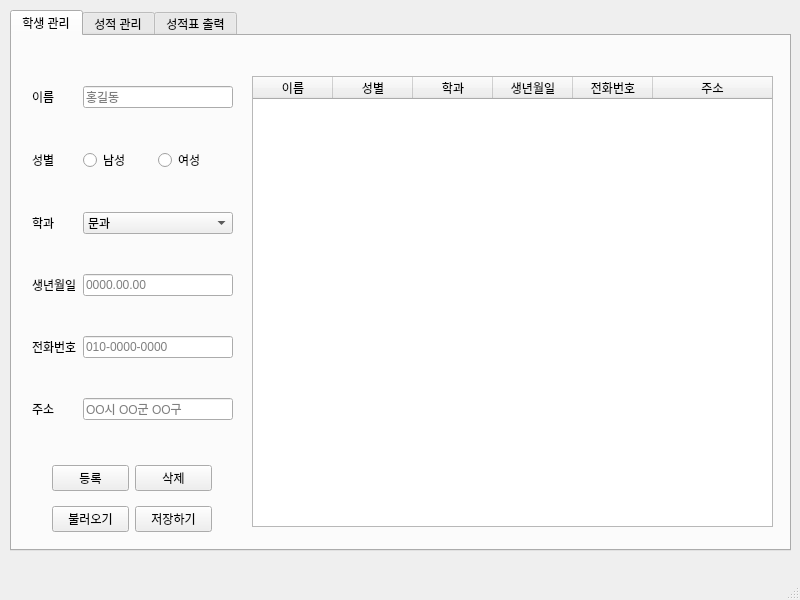
mekhanjc/student_grade_manager, file QManager/manager.ui: the form before one commit.
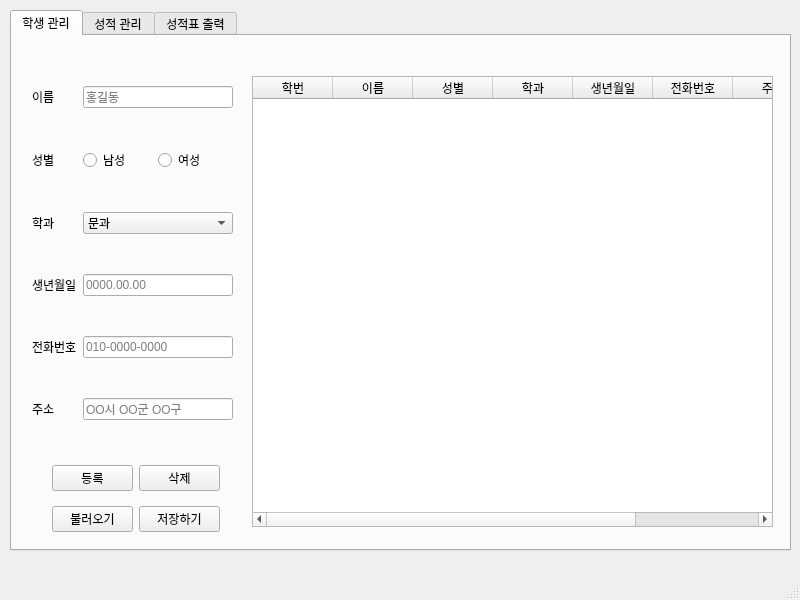
The form after the commit.

Commit message: 체크박스 추가 중앙정렬 추가

The edit to the form file:
```diff
--- a/QManager/manager.ui
+++ b/QManager/manager.ui
@@ -219,6 +219,11 @@
       <attribute name="verticalHeaderStretchLastSection">
        <bool>false</bool>
       </attribute>
+      <column>
+       <property name="text">
+        <string>학번</string>
+       </property>
+      </column>
       <column>
        <property name="text">
         <string>이름</string>
@@ -249,13 +254,18 @@
         <string>주소</string>
        </property>
       </column>
+      <column>
+       <property name="text">
+        <string>선택</string>
+       </property>
+      </column>
      </widget>
      <widget class="QWidget" name="gridLayoutWidget">
       <property name="geometry">
        <rect>
         <x>40</x>
         <y>420</y>
-        <width>160</width>
+        <width>168</width>
         <height>86</height>
        </rect>
       </property>
```
Left out of the diff: 7 changed lines with no effect on the pictures. The commit also changes 1 other file.
